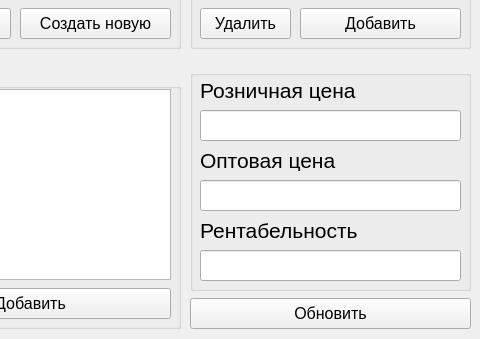
The window that ui/main.ui (adariax/Automation-of-price-calculation) describes before a commit, drawn with Qt 5; both pictures show x 320 to 800 and y 261 to 600 of the 800 by 600 pixel window.
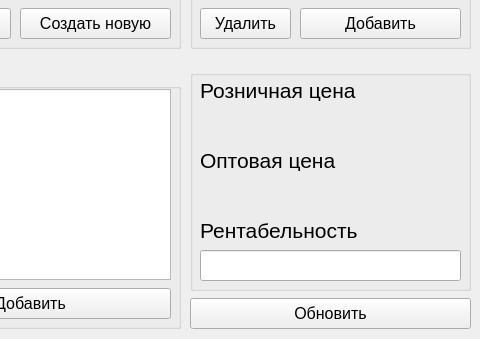
The same window after the commit.

Commit message: continue gui making

```diff
--- a/ui/main.ui
+++ b/ui/main.ui
@@ -347,36 +347,6 @@
       </font>
      </property>
     </widget>
-    <widget class="QLineEdit" name="r_cost">
-     <property name="geometry">
-      <rect>
-       <x>10</x>
-       <y>40</y>
-       <width>261</width>
-       <height>31</height>
-      </rect>
-     </property>
-     <property name="font">
-      <font>
-       <pointsize>12</pointsize>
-      </font>
-     </property>
-    </widget>
-    <widget class="QLineEdit" name="w_cost">
-     <property name="geometry">
-      <rect>
-       <x>10</x>
-       <y>110</y>
-       <width>261</width>
-       <height>31</height>
-      </rect>
-     </property>
-     <property name="font">
-      <font>
-       <pointsize>12</pointsize>
-      </font>
-     </property>
-    </widget>
     <widget class="QLabel" name="profitability_label">
      <property name="geometry">
       <rect>
@@ -395,6 +365,48 @@
       <string>Рентабельность</string>
      </property>
     </widget>
+    <widget class="QLabel" name="r_cost">
+     <property name="geometry">
+      <rect>
+       <x>10</x>
+       <y>40</y>
+       <width>261</width>
+       <height>31</height>
+      </rect>
+     </property>
+     <property name="font">
+      <font>
+       <pointsize>14</pointsize>
+      </font>
+     </property>
+     <property name="text">
+      <string/>
+     </property>
+     <property name="alignment">
+      <set>Qt::AlignRight|Qt::AlignTrailing|Qt::AlignVCenter</set>
+     </property>
+    </widget>
+    <widget class="QLabel" name="w_cost">
+     <property name="geometry">
+      <rect>
+       <x>10</x>
+       <y>110</y>
+       <width>261</width>
+       <height>31</height>
+      </rect>
+     </property>
+     <property name="font">
+      <font>
+       <pointsize>14</pointsize>
+      </font>
+     </property>
+     <property name="text">
+      <string/>
+     </property>
+     <property name="alignment">
+      <set>Qt::AlignRight|Qt::AlignTrailing|Qt::AlignVCenter</set>
+     </property>
+    </widget>
    </widget>
    <widget class="QPushButton" name="act">
     <property name="geometry">
```
The commit also changes 2 other files.
